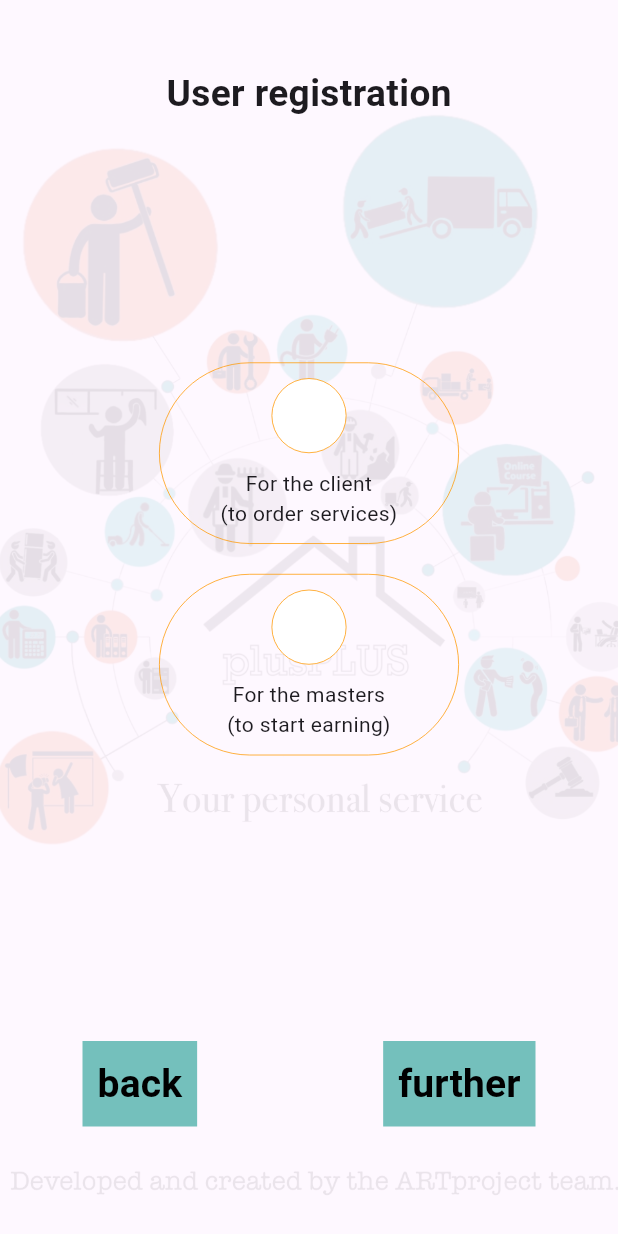
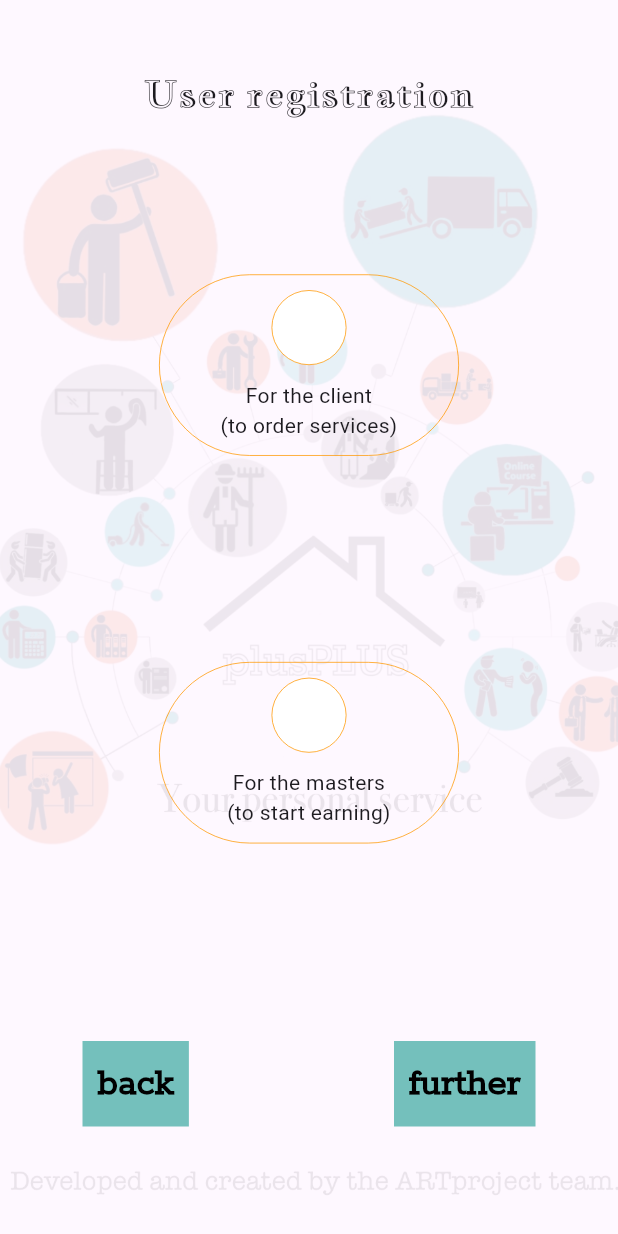
Before and after one commit to inputBrain/ios_app_kabanchik_client, a Flutter app: the screen it shows after launch, on a phone screen of 412 x 824 dp. Run offline on Flutter 3.47's test engine with Material 3 defaults, Android fonts, the phone set to English and light mode, and no system bars.

Commit message:
[+] implemented google fonts on screens

```diff
--- a/lib/screens/registration_screen.dart
+++ b/lib/screens/registration_screen.dart
@@ -52,7 +52,7 @@ class _RegistrationScreenState extends State<RegistrationScreen> {
                               'User registration',
                               style: TextStyle(
                                 fontSize: constraints.maxWidth * 0.06,
-                                fontWeight: FontWeight.bold,
+                                fontFamily: 'JacquesFrancoisShadow'
                               ),
                             ),
                           ),
@@ -61,7 +61,7 @@ class _RegistrationScreenState extends State<RegistrationScreen> {
                           flex: 4,
                           child: Center(
                             child: Column(
-                              mainAxisAlignment: MainAxisAlignment.center,
+                              mainAxisAlignment: MainAxisAlignment.spaceEvenly,
                               children: [
                                 _buildOptionButton(
                                   'For the client\n(to order services)',
@@ -157,6 +157,7 @@ class _RegistrationScreenState extends State<RegistrationScreen> {
               fontSize: 26,
               fontWeight: FontWeight.bold,
               color: Colors.black,
+              fontFamily: 'Rokkitt'
             ),
           ),
         ),
```
Also changed, not shown: lib/screens/choose_language_screen.dart (+5 -2 lines).
